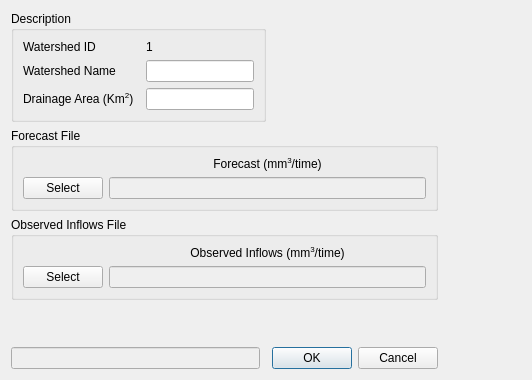
The window that gui/ui/watershed_dialog.ui (lcford2/graps_gui) describes before a commit, drawn with Qt 5.
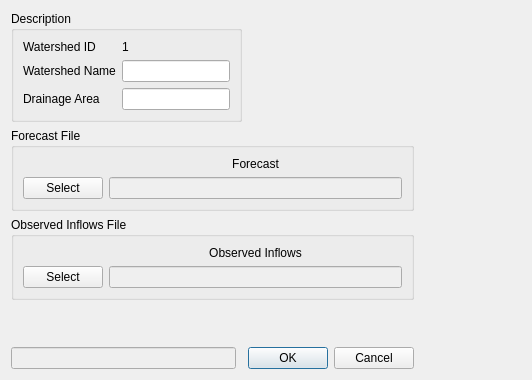
The same window after the commit.

```diff
--- a/gui/ui/watershed_dialog.ui
+++ b/gui/ui/watershed_dialog.ui
@@ -51,7 +51,7 @@
       <item row="0" column="1">
        <widget class="QLabel" name="inflows_label">
         <property name="text">
-         <string>&lt;html&gt;&lt;head/&gt;&lt;body&gt;&lt;p&gt;Observed Inflows (mm&lt;span style=&quot; vertical-align:super;&quot;&gt;3&lt;/span&gt;/time)&lt;/p&gt;&lt;/body&gt;&lt;/html&gt;</string>
+         <string>&lt;html&gt;&lt;head/&gt;&lt;body&gt;&lt;p&gt;Observed Inflows&lt;/p&gt;&lt;/body&gt;&lt;/html&gt;</string>
         </property>
         <property name="alignment">
          <set>Qt::AlignBottom|Qt::AlignHCenter</set>
@@ -105,7 +105,7 @@
       <item row="3" column="1">
        <widget class="QLabel" name="forecast_labe">
         <property name="text">
-         <string>&lt;html&gt;&lt;head/&gt;&lt;body&gt;&lt;p&gt;Forecast (mm&lt;span style=&quot; vertical-align:super;&quot;&gt;3&lt;/span&gt;/time)&lt;/p&gt;&lt;/body&gt;&lt;/html&gt;</string>
+         <string>&lt;html&gt;&lt;head/&gt;&lt;body&gt;&lt;p&gt;Forecast&lt;/p&gt;&lt;/body&gt;&lt;/html&gt;</string>
         </property>
         <property name="alignment">
          <set>Qt::AlignBottom|Qt::AlignHCenter</set>
@@ -195,7 +195,7 @@
          </font>
         </property>
         <property name="text">
-         <string>&lt;html&gt;&lt;head/&gt;&lt;body&gt;&lt;p&gt;Drainage Area (Km&lt;span style=&quot; vertical-align:super;&quot;&gt;2&lt;/span&gt;)&lt;/p&gt;&lt;/body&gt;&lt;/html&gt;</string>
+         <string>&lt;html&gt;&lt;head/&gt;&lt;body&gt;&lt;p&gt;Drainage Area&lt;/p&gt;&lt;/body&gt;&lt;/html&gt;</string>
         </property>
         <property name="buddy">
          <cstring>drain_input</cstring>
```
